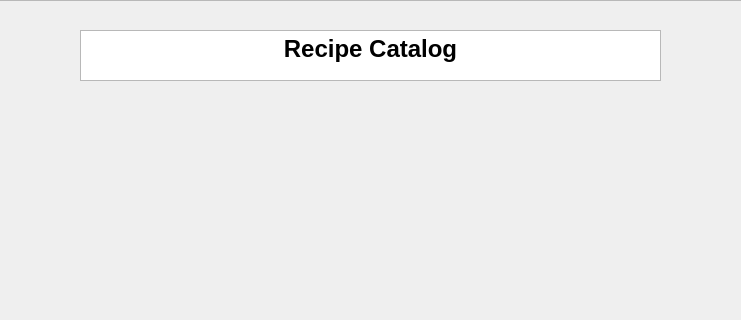
Before: the Qt Designer form mainwindow.ui in warren-devon93/cs361_main, drawn with Qt 5; both pictures show x 190 to 931 and y 0 to 320 of the 1070 by 721 pixel window.
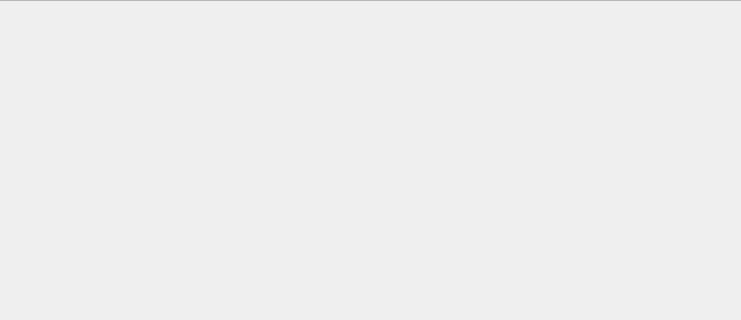
After: the same form once the commit is applied. Icons and pictures are not drawn.

Commit message: Removed stacked widget and line edit from mainwindow.ui, 11.29.2025

```diff
--- a/mainwindow.ui
+++ b/mainwindow.ui
@@ -271,29 +271,6 @@
      <property name="frameShadow">
       <enum>QFrame::Shadow::Raised</enum>
      </property>
-     <widget class="QTextEdit" name="headerTextEdit">
-      <property name="geometry">
-       <rect>
-        <x>130</x>
-        <y>30</y>
-        <width>581</width>
-        <height>51</height>
-       </rect>
-      </property>
-      <property name="readOnly">
-       <bool>true</bool>
-      </property>
-      <property name="html">
-       <string>&lt;!DOCTYPE HTML PUBLIC &quot;-//W3C//DTD HTML 4.0//EN&quot; &quot;http://www.w3.org/TR/REC-html40/strict.dtd&quot;&gt;
-&lt;html&gt;&lt;head&gt;&lt;meta name=&quot;qrichtext&quot; content=&quot;1&quot; /&gt;&lt;meta charset=&quot;utf-8&quot; /&gt;&lt;style type=&quot;text/css&quot;&gt;
-p, li { white-space: pre-wrap; }
-hr { height: 1px; border-width: 0; }
-li.unchecked::marker { content: &quot;\2610&quot;; }
-li.checked::marker { content: &quot;\2612&quot;; }
-&lt;/style&gt;&lt;/head&gt;&lt;body style=&quot; font-family:'Segoe UI'; font-size:9pt; font-weight:400; font-style:normal;&quot;&gt;
-&lt;p align=&quot;center&quot; style=&quot; margin-top:0px; margin-bottom:0px; margin-left:0px; margin-right:0px; -qt-block-indent:0; text-indent:0px;&quot;&gt;&lt;span style=&quot; font-size:18pt; font-weight:700;&quot;&gt;Recipe Catalog&lt;/span&gt;&lt;/p&gt;&lt;/body&gt;&lt;/html&gt;</string>
-      </property>
-     </widget>
     </widget>
    </widget>
   </widget>
```
The commit also changes 1 other file.
